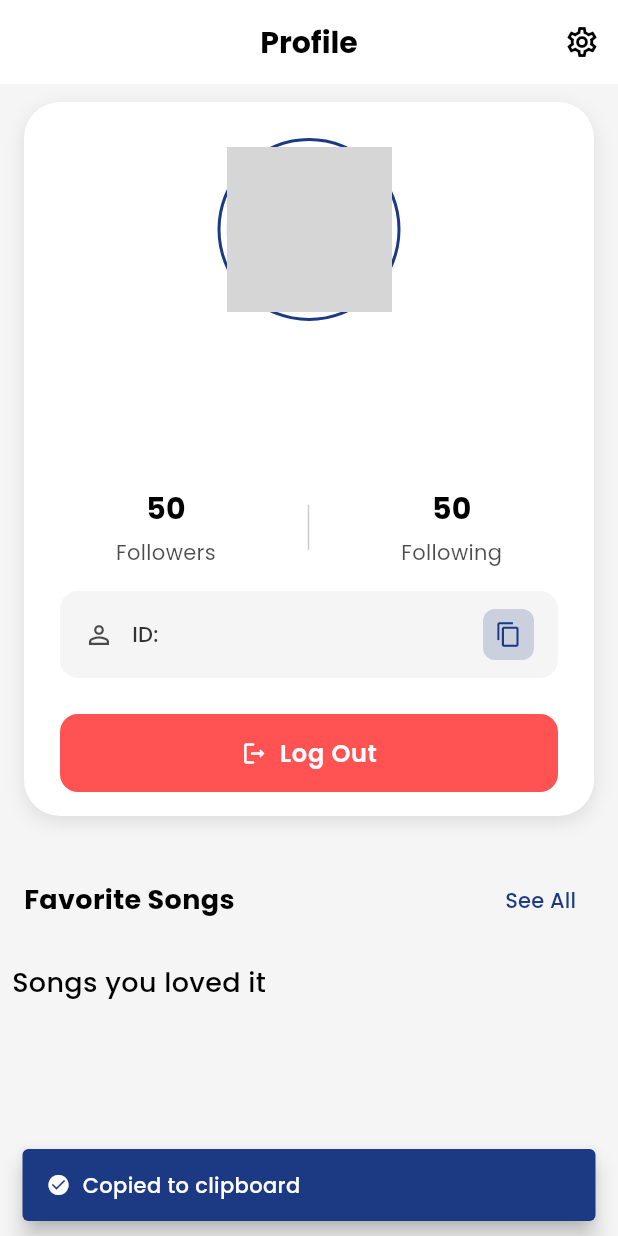
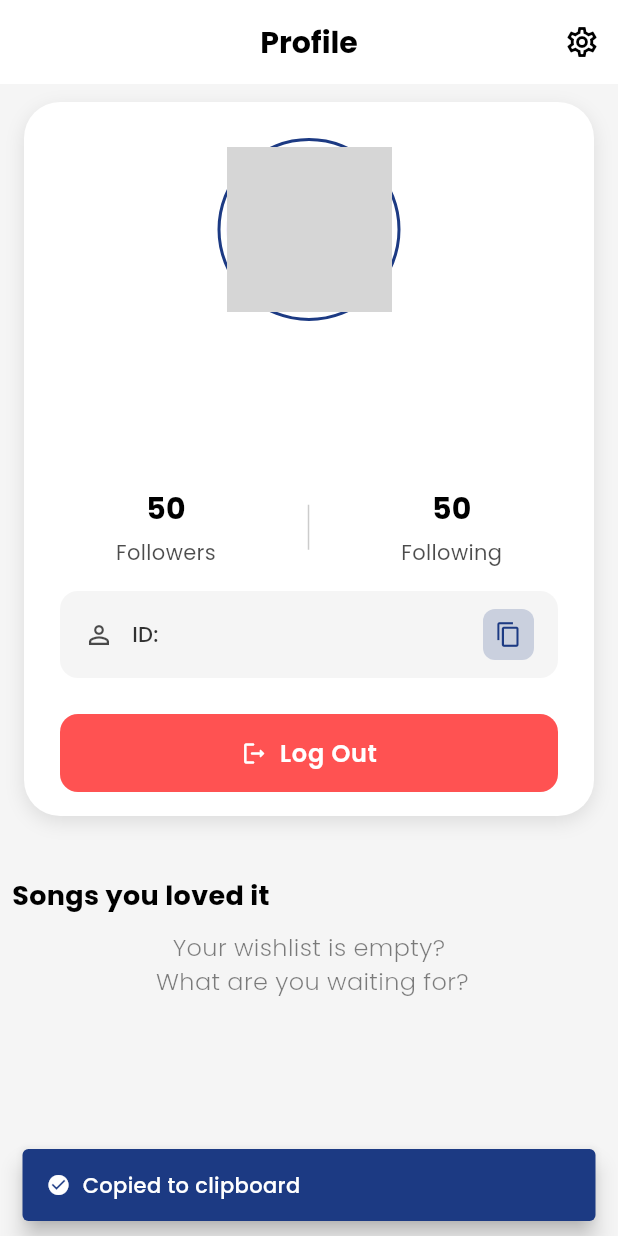
Before and after one commit to Abir-Zayn/pixelplay, a Flutter app: the Profilepage screen opened by its route, after a tap on the "content copy" icon, on a phone screen of 412 x 824 dp. Run offline on Flutter 3.47's test engine with Material 3 defaults, Android fonts, the phone set to English and light mode, and no system bars; our stand-ins replace appwrite, bloc, cloud_firestore, dartz, firebase_auth, firebase_core and 13 more; missing offline and left inert: equalizer_flutter; accounts and stored records are empty; network calls fail; grey boxes are pictures that could not be loaded.

Commit message:
Bug Fixes -- Update of Event listener[wishlist doesn't update on runtime]

```diff
--- a/lib/common/cubit/cubit/fav_btn_cubit.dart
+++ b/lib/common/cubit/cubit/fav_btn_cubit.dart
@@ -2,6 +2,7 @@ import 'package:bloc/bloc.dart';
 import 'package:pixelplayapp/core/config/service_locator.dart';
 import 'package:pixelplayapp/domain/usecase/song/addRemoveFav.dart';
 import 'package:pixelplayapp/domain/usecase/song/isfavSong.dart';
+// No need to import EventBus here as it's already notified in the Firebase service
 
 part 'fav_btn_state.dart';
 
@@ -11,6 +12,7 @@ class FavBtnCubit extends Cubit<FavBtnState> {
     // Check current status when initialized
     checkFavStatus(songId);
   }
+
   void checkFavStatus(String sondId) async {
     final isFav = await sl<IsfavsongUseCase>().call(params: sondId);
     emit(FavBtnUpdated(isFav: isFav));
--- a/lib/common/widgets/fav_btn.dart
+++ b/lib/common/widgets/fav_btn.dart
@@ -24,7 +24,7 @@ class FavBtn extends StatelessWidget {
                 songEntity.isFav
                     ? FontAwesomeIcons.solidHeart
                     : FontAwesomeIcons.heart,
-                color: Colors.grey,
+                color: songEntity.isFav ? Colors.red : Colors.grey,
               ),
               onPressed: () {
                 context.read<FavBtnCubit>().updateFavBtn(songEntity.id);
@@ -33,7 +33,8 @@ class FavBtn extends StatelessWidget {
           }
 
           if (state is FavBtnUpdated) {
-            songEntity.isFav = state.isFav; // Update the songEntity's isFav status
+            songEntity.isFav =
+                state.isFav; // Update the songEntity's isFav status
             return IconButton(
               icon: Icon(
                 state.isFav
--- /dev/null
+++ b/lib/presentation/page/profile/bloc/cubit/eventBus.dart
@@ -0,0 +1,21 @@
+import 'dart:async';
+
+class HasFavSongChanged {}
+
+class Eventbus {
+  static final Eventbus _instance = Eventbus._internal();
+  factory Eventbus() => _instance;
+  Eventbus._internal();
+
+  final _favouritesChangedController =
+      StreamController<HasFavSongChanged>.broadcast();
+  Stream<HasFavSongChanged> get onFavoritesChanged =>
+      _favouritesChangedController.stream;
+  void notifyFavouritesChanged() {
+    _favouritesChangedController.add(HasFavSongChanged());
+  }
+
+  void dispose() {
+    _favouritesChangedController.close();
+  }
+}
--- a/lib/presentation/page/profile/screen/profilePage.dart
+++ b/lib/presentation/page/profile/screen/profilePage.dart
@@ -73,45 +73,11 @@ class _ProfilepageState extends State<Profilepage> {
           children: [
             _profileInfo(context),
             const SizedBox(height: 20),
-            _buildSectionTitle("Favorite Songs"),
-            const SizedBox(height: 10),
             GetFavSongWidget(
               textColor: textcolor,
             )
           ],
         ),
-      ),
-    );
-  }
-
-  Widget _buildSectionTitle(String title) {
-    return Padding(
-      padding: EdgeInsets.symmetric(horizontal: 16.w),
-      child: Row(
-        mainAxisAlignment: MainAxisAlignment.spaceBetween,
-        children: [
-          Text(
-            title,
-            style: appStyle(
-              size: 18.sp,
-              color: textcolor,
-              fontWeight: FontWeight.bold,
-            ),
-          ),
-          TextButton(
-            onPressed: () {
-              // View all action
-            },
-            child: Text(
-              "See All",
-              style: appStyle(
-                size: 14.sp,
-                color: AppColors.primaryColor,
-                fontWeight: FontWeight.w500,
-              ),
-            ),
-          ),
-        ],
       ),
     );
   }
@@ -321,7 +287,6 @@ class _ProfilepageState extends State<Profilepage> {
                             child: ElevatedButton(
                               onPressed: () async {
                                 widget.audioPlayerService.stop();
-                                widget.audioPlayerService.dispose();
                                 await sl<AuthRepo>().signOut();
                                 //Sign out the user and navigate to the sign-in page
                                 // and dispose the audio player service
--- a/lib/presentation/page/profile/widget/favSongs.dart
+++ b/lib/presentation/page/profile/widget/favSongs.dart
@@ -1,11 +1,16 @@
 // ignore_for_file: public_member_api_docs, sort_constructors_first
+import 'dart:async';
+
 import 'package:flutter/material.dart';
 import 'package:flutter_bloc/flutter_bloc.dart';
 import 'package:flutter_screenutil/flutter_screenutil.dart';
 import 'package:go_router/go_router.dart';
+import 'package:lottie/lottie.dart';
 import 'package:pixelplayapp/common/widgets/appstyle.dart';
 import 'package:pixelplayapp/common/widgets/apptext.dart';
 import 'package:pixelplayapp/common/widgets/fav_btn.dart';
+import 'package:pixelplayapp/core/config/src/appvectors.dart';
+import 'package:pixelplayapp/presentation/page/profile/bloc/cubit/eventBus.dart';
 import 'package:pixelplayapp/presentation/page/profile/bloc/cubit/getfav_song_cubit.dart';
 
 class GetFavSongWidget extends StatefulWidget {
@@ -20,12 +25,32 @@ class GetFavSongWidget extends StatefulWidget {
 }
 
 class _GetFavSongWidgetState extends State<GetFavSongWidget> {
-  // Define a variable to hold the text color based on the theme
+  late StreamSubscription _favoriteSubscription;
+  late GetfavSongCubit _getfavSongCubit;
+
+  @override
+  void initState() {
+    super.initState();
+    super.initState();
+    _getfavSongCubit = GetfavSongCubit()..getUserFavSong();
+
+    // Listen for favorite changes
+    _favoriteSubscription = Eventbus().onFavoritesChanged.listen((_) {
+      // Refresh the favorites list when changes occur
+      _getfavSongCubit.refreshFavSongs();
+    });
+  }
+
+  @override
+  void dispose() {
+    _favoriteSubscription.cancel(); // Cancel the subscription when done
+    super.dispose();
+  }
 
   @override
   Widget build(BuildContext context) {
     return BlocProvider(
-      create: (context) => GetfavSongCubit()..getUserFavSong(),
+      create: (context) => _getfavSongCubit,
       child: Padding(
         padding: const EdgeInsets.all(8.0),
         child: Column(
@@ -36,13 +61,21 @@ class _GetFavSongWidgetState extends State<GetFavSongWidget> {
               style: appStyle(
                   size: 18.sp,
                   color: widget.textColor,
-                  fontWeight: FontWeight.w500),
+                  fontWeight: FontWeight.w700),
+            ),
+            SizedBox(
+              height: 10.h,
             ),
             BlocBuilder<GetfavSongCubit, GetfavSongState>(
               builder: (context, state) {
                 if (state is GetfavSongLoading) {
-                  return const Center(
-                    child: CircularProgressIndicator(),
+                  return Center(
+                    child: Lottie.asset(
+                      Appvectors.loadingAnimation,
+                      width: 100.w,
+                      height: 100.h,
+                      fit: BoxFit.cover,
+                    ),
                   );
                 }
                 if (state is GetfavSongError) {
@@ -64,10 +97,32 @@ class _GetFavSongWidgetState extends State<GetFavSongWidget> {
                   });
                 }
                 if (state is GetfavSongLoaded) {
-                  return ListView.builder(
+                  if (state.favsongList.isEmpty) {
+                    return Center(
+                      child: AppTextstyle(
+                        text:
+                            "Your wishlist is empty?\n What are you waiting for?",
+                        style: appStyle(
+                            size: 16.sp,
+                            color: widget.textColor.withOpacity(0.5),
+                            fontWeight: FontWeight.w300),
+                        textAlign: TextAlign.center,
+                        maxLines: 2,
+                      ),
+                    );
+                  }
+
+                  return RefreshIndicator(
+                    onRefresh: () async {
+                      // Call the refresh method from the cubit
+                      await _getfavSongCubit.refreshFavSongs();
+                    },
+                    child: SizedBox(
+                      height: 320.h,
+                      child: ListView.builder(
                         shrinkWrap: true,
-                    padding:
-                        EdgeInsets.symmetric(vertical: 10.h, horizontal: 2.w),
+                        padding: EdgeInsets.symmetric(
+                            vertical: 10.h, horizontal: 2.w),
                         itemCount: state.favsongList.length,
                         itemBuilder: (context, index) {
                           return Container(
@@ -98,7 +153,8 @@ class _GetFavSongWidgetState extends State<GetFavSongWidget> {
                                         '/musicplayer/${state.favsongList[index].id}');
                                   },
                                   child: Column(
-                                crossAxisAlignment: CrossAxisAlignment.start,
+                                    crossAxisAlignment:
+                                        CrossAxisAlignment.start,
                                     children: [
                                       AppTextstyle(
                                         text: state.favsongList[index].title,
@@ -114,8 +170,8 @@ class _GetFavSongWidgetState extends State<GetFavSongWidget> {
                                         text: state.favsongList[index].artist,
                                         style: appStyle(
                                             size: 12.sp,
-                                        color:
-                                            widget.textColor.withOpacity(0.5),
+                                            color: widget.textColor
+                                                .withOpacity(0.5),
                                             fontWeight: FontWeight.w400),
                                       ),
                                     ],
@@ -126,6 +182,8 @@ class _GetFavSongWidgetState extends State<GetFavSongWidget> {
                             ),
                           );
                         },
+                      ),
+                    ),
                   );
                 }
                 return SizedBox.shrink();
```
Also changed, not shown: lib/data/src/songs_firebase_service.dart (+12 -0 lines), lib/presentation/page/profile/bloc/cubit/getfav_song_cubit.dart (+18 -0 lines), lib/presentation/page/root/bloc/play_list_cubit.dart (+33 -10 lines), lib/presentation/page/root/widgets/play_list.dart (+38 -22 lines). Lines whose indentation alone changed are shown as unchanged.
